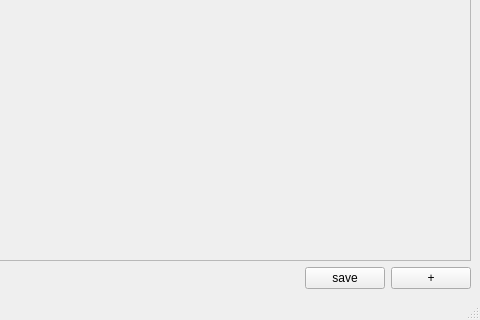
First picture: the form in ui/main_window.ui, repository Sobottasgithub/ClOwn-Mails, before the edit; both pictures show x 263 to 743 and y 254 to 574 of the 743 by 574 pixel window.
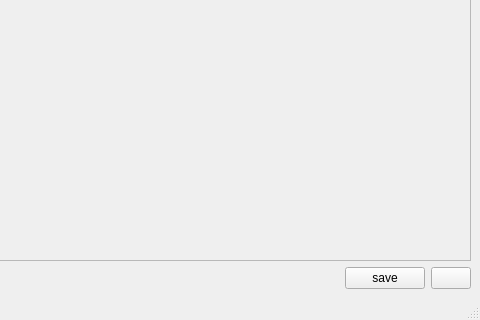
Second picture: the form after the edit.

What changed in the file:
```diff
--- a/ui/main_window.ui
+++ b/ui/main_window.ui
@@ -72,7 +72,7 @@
       <item>
        <widget class="QPushButton" name="uiButton_add">
         <property name="text">
-         <string>+</string>
+         <string/>
         </property>
        </widget>
       </item>
```
Left out of the diff: 4 changed lines with no effect on the pictures.
